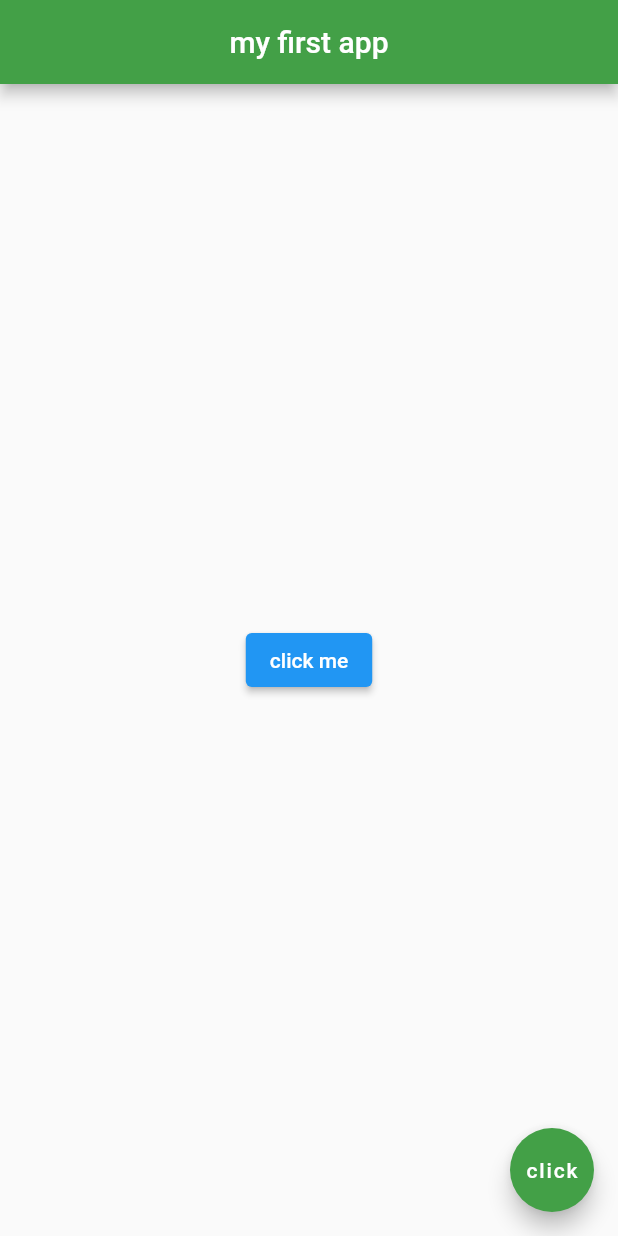
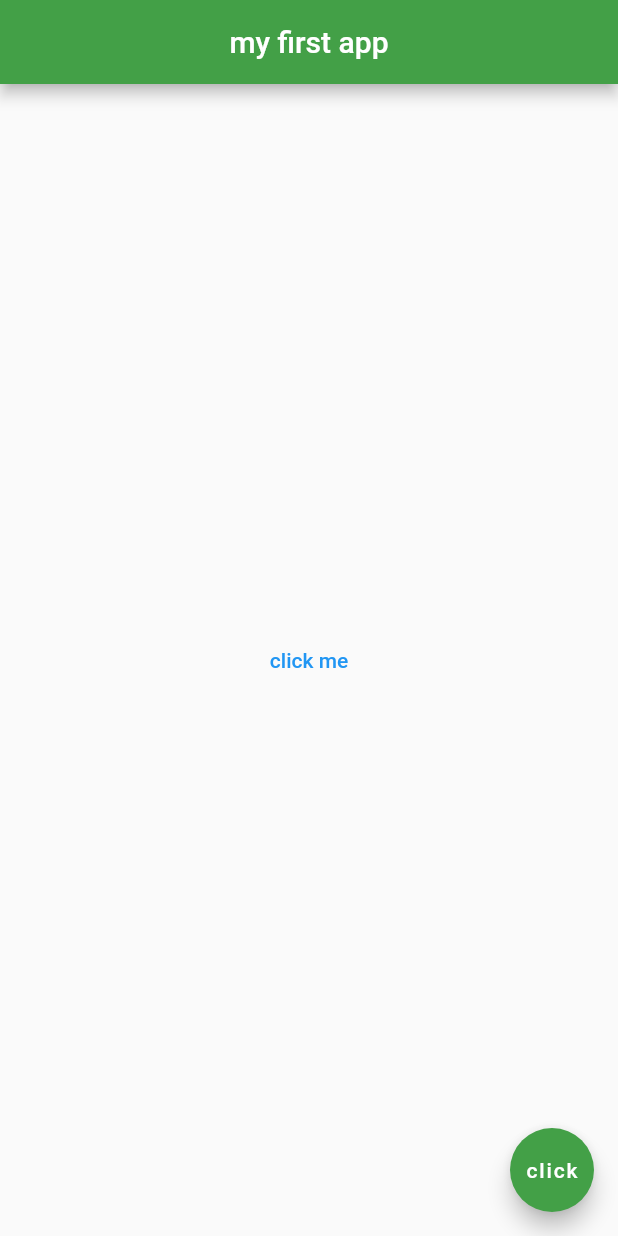
Before and after one commit to PasinduManeka/myapp, a Flutter app: the screen it shows after launch, after a tap on "click me", on a phone screen of 412 x 824 dp. Run offline on Flutter 3.47's test engine with Material 2 defaults, Android fonts, the phone set to English and light mode, and no system bars.

Commit message:
Text button replaced to FlatButton

```diff
--- a/lib/main.dart
+++ b/lib/main.dart
@@ -21,11 +21,12 @@ class Home extends StatelessWidget {
         backgroundColor: Colors.green[600],
       ),
       body: Center(
-        child: ElevatedButton(
+        child: TextButton(
           onPressed: () {
-            print('You Clicked');
+            print('You Clicked me!');
           },
           child: Text('click me'),
+
         ),
       ),
       floatingActionButton: FloatingActionButton(
```
